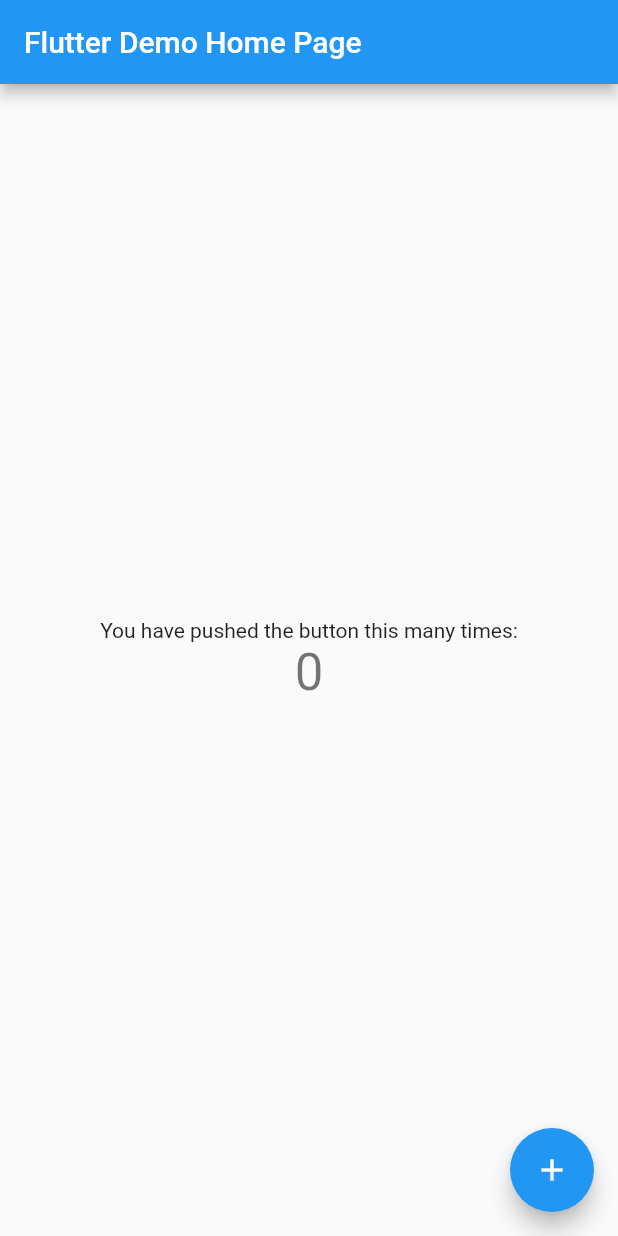
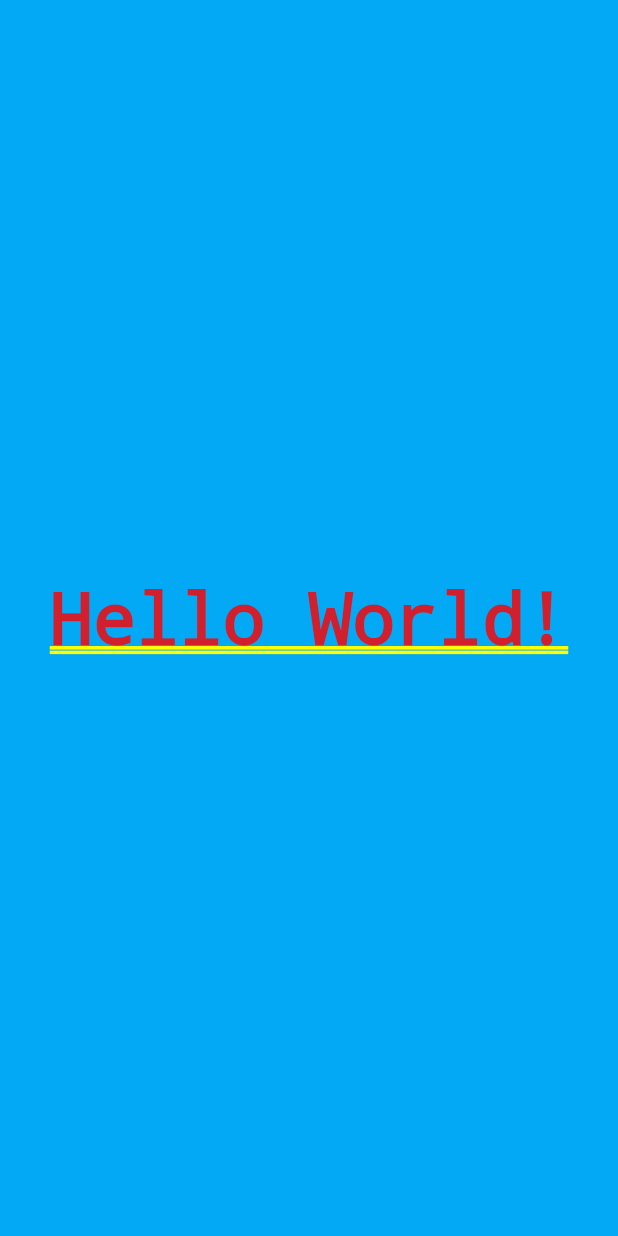
Before and after one commit to michelgomessilva/test-layouts-flutter, a Flutter app: the screen it shows after launch, on a phone screen of 412 x 824 dp. Run offline on Flutter 3.47's test engine with Material 2 defaults, Android fonts, the phone set to English and light mode, and no system bars.

Commit message:
Hello World!

```diff
--- a/lib/main.dart
+++ b/lib/main.dart
@@ -3,109 +3,26 @@ import 'package:flutter/material.dart';
 void main() => runApp(MyApp());
 
 class MyApp extends StatelessWidget {
-  // This widget is the root of your application.
   @override
   Widget build(BuildContext context) {
     return MaterialApp(
       title: 'Flutter Demo',
       theme: ThemeData(
-        // This is the theme of your application.
-        //
-        // Try running your application with "flutter run". You'll see the
-        // application has a blue toolbar. Then, without quitting the app, try
-        // changing the primarySwatch below to Colors.green and then invoke
-        // "hot reload" (press "r" in the console where you ran "flutter run",
-        // or simply save your changes to "hot reload" in a Flutter IDE).
-        // Notice that the counter didn't reset back to zero; the application
-        // is not restarted.
         primarySwatch: Colors.blue,
       ),
-      home: MyHomePage(title: 'Flutter Demo Home Page'),
+      home: HomePage(),
     );
   }
 }
 
-class MyHomePage extends StatefulWidget {
-  MyHomePage({Key key, this.title}) : super(key: key);
-
-  // This widget is the home page of your application. It is stateful, meaning
-  // that it has a State object (defined below) that contains fields that affect
-  // how it looks.
-
-  // This class is the configuration for the state. It holds the values (in this
-  // case the title) provided by the parent (in this case the App widget) and
-  // used by the build method of the State. Fields in a Widget subclass are
-  // always marked "final".
-
-  final String title;
-
-  @override
-  _MyHomePageState createState() => _MyHomePageState();
-}
-
-class _MyHomePageState extends State<MyHomePage> {
-  int _counter = 0;
-
-  void _incrementCounter() {
-    setState(() {
-      // This call to setState tells the Flutter framework that something has
-      // changed in this State, which causes it to rerun the build method below
-      // so that the display can reflect the updated values. If we changed
-      // _counter without calling setState(), then the build method would not be
-      // called again, and so nothing would appear to happen.
-      _counter++;
-    });
-  }
-
+class HomePage extends StatelessWidget {
   @override
   Widget build(BuildContext context) {
-    // This method is rerun every time setState is called, for instance as done
-    // by the _incrementCounter method above.
-    //
-    // The Flutter framework has been optimized to make rerunning build methods
-    // fast, so that you can just rebuild anything that needs updating rather
-    // than having to individually change instances of widgets.
-    return Scaffold(
-      appBar: AppBar(
-        // Here we take the value from the MyHomePage object that was created by
-        // the App.build method, and use it to set our appbar title.
-        title: Text(widget.title),
+    return Container(
+      color: Colors.lightBlue,
+      child: Center(
+        child: Text("Hello World!"),
       ),
-      body: Center(
-        // Center is a layout widget. It takes a single child and positions it
-        // in the middle of the parent.
-        child: Column(
-          // Column is also a layout widget. It takes a list of children and
-          // arranges them vertically. By default, it sizes itself to fit its
-          // children horizontally, and tries to be as tall as its parent.
-          //
-          // Invoke "debug painting" (press "p" in the console, choose the
-          // "Toggle Debug Paint" action from the Flutter Inspector in Android
-          // Studio, or the "Toggle Debug Paint" command in Visual Studio Code)
-          // to see the wireframe for each widget.
-          //
-          // Column has various properties to control how it sizes itself and
-          // how it positions its children. Here we use mainAxisAlignment to
-          // center the children vertically; the main axis here is the vertical
-          // axis because Columns are vertical (the cross axis would be
-          // horizontal).
-          mainAxisAlignment: MainAxisAlignment.center,
-          children: <Widget>[
-            Text(
-              'You have pushed the button this many times:',
-            ),
-            Text(
-              '$_counter',
-              style: Theme.of(context).textTheme.display1,
-            ),
-          ],
-        ),
-      ),
-      floatingActionButton: FloatingActionButton(
-        onPressed: _incrementCounter,
-        tooltip: 'Increment',
-        child: Icon(Icons.add),
-      ), // This trailing comma makes auto-formatting nicer for build methods.
     );
   }
 }
```
